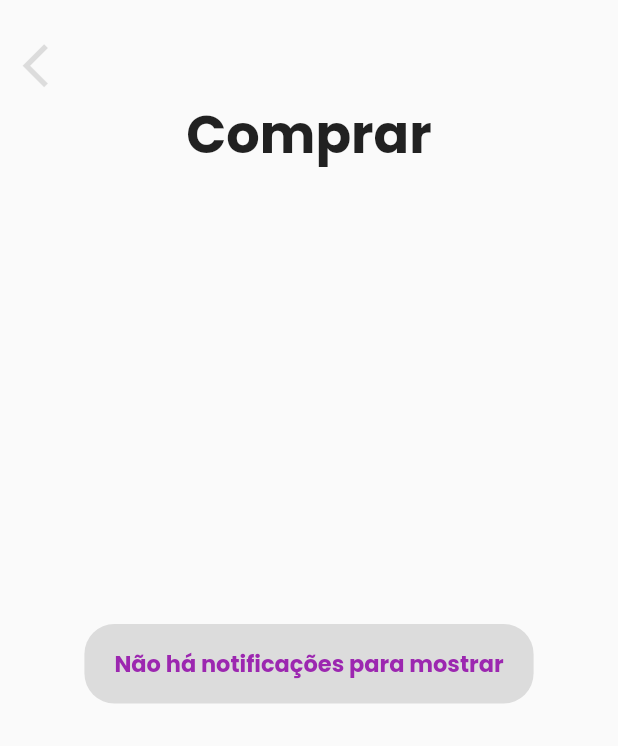
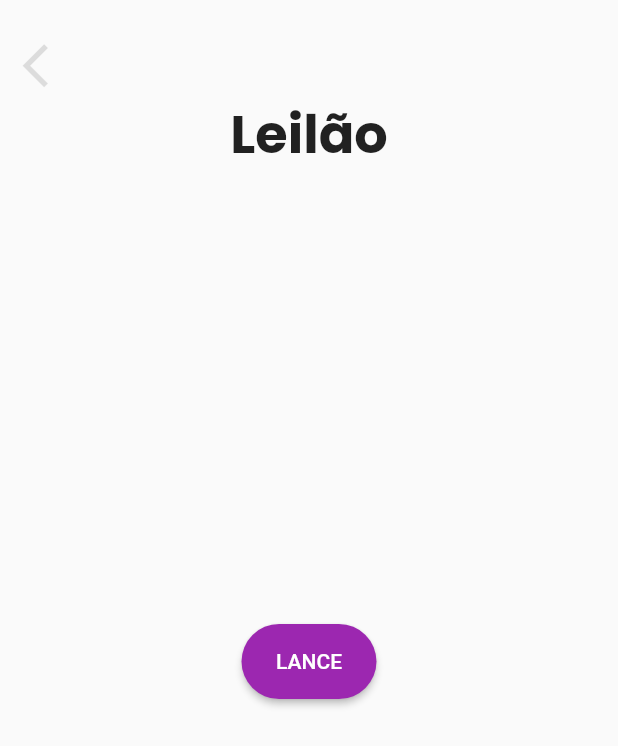
Before and after one commit to Ahjotarezende/OnBuy-Auction, a Flutter app: the bidScreen screen opened directly, on a phone screen of 412 x 824 dp. Shown: the top 746 px of the screen. Run offline on Flutter 3.47's test engine with Material 2 defaults, Android fonts, the phone set to English and light mode, and no system bars; our stand-ins replace cloud_firestore, firebase_auth, firebase_core, firebase_storage, image_picker, mask_text_input_formatter and 1 more; accounts and stored records are empty.

Commit message:
AlertDialog
Button

```diff
--- a/lib/Pages/bidScreen.dart
+++ b/lib/Pages/bidScreen.dart
@@ -103,7 +103,7 @@ class _bidScreenState extends State<bidScreen> {
               crossAxisAlignment: CrossAxisAlignment.center,
               children: [
                 const Text(
-                  "Comprar",
+                  "Leilão",
                   textAlign: TextAlign.start,
                   style: TextStyle(
                     fontSize: 35,
@@ -117,21 +117,47 @@ class _bidScreenState extends State<bidScreen> {
                 Row(
                   mainAxisAlignment: MainAxisAlignment.center,
                   children: [
-                    Container(
-                      padding: const EdgeInsets.symmetric(
-                          vertical: 15, horizontal: 20),
-                      decoration: BoxDecoration(
-                          color: Colors.black12,
-                          borderRadius: BorderRadius.circular(20)),
-                      child: const Text(
-                        "Não há notificações para mostrar",
-                        style: TextStyle(
-                            fontSize: 15,
-                            fontFamily: "Poppins",
-                            fontWeight: FontWeight.bold,
-                            color: Colors.purple),
-                      ),
-                    )
+                    SizedBox(height: 16),
+                    ElevatedButton(
+                      style: ButtonStyle(
+                                    fixedSize: MaterialStateProperty.all(
+                                        const Size(90, 50)),
+                                    shape: MaterialStateProperty.all(
+                                        RoundedRectangleBorder(
+                                          borderRadius: BorderRadius.circular(25.0),
+                                        )),
+                                    backgroundColor: MaterialStateProperty.all(
+                                        Colors.purple)),
+                      onPressed: () {
+                        showDialog(
+                          context: context,
+                          builder: (BuildContext context) {
+                            return AlertDialog(
+                              title: Text('Deseja Fazer Um Lance ?'),
+                              content: Text('Para Realizar Um Lance: BALANCE O CELULAR!'),
+                              actions: [
+                                ElevatedButton(
+                                  style: ButtonStyle(
+                                    fixedSize: MaterialStateProperty.all(
+                                        const Size(90, 50)),
+                                    shape: MaterialStateProperty.all(
+                                        RoundedRectangleBorder(
+                                          borderRadius: BorderRadius.circular(25.0),
+                                        )),
+                                    backgroundColor: MaterialStateProperty.all(
+                                        Colors.purple)),
+                                  onPressed: () {
+                                    Navigator.of(context).pop();
+                                  },
+                                  child: Text('Fechar'),
+                                ),
+                              ],
+                            );
+                          },
+                        );
+                      },
+                      child: Text('LANCE'),
+                    ),
                   ],
                 )
               ],
```
